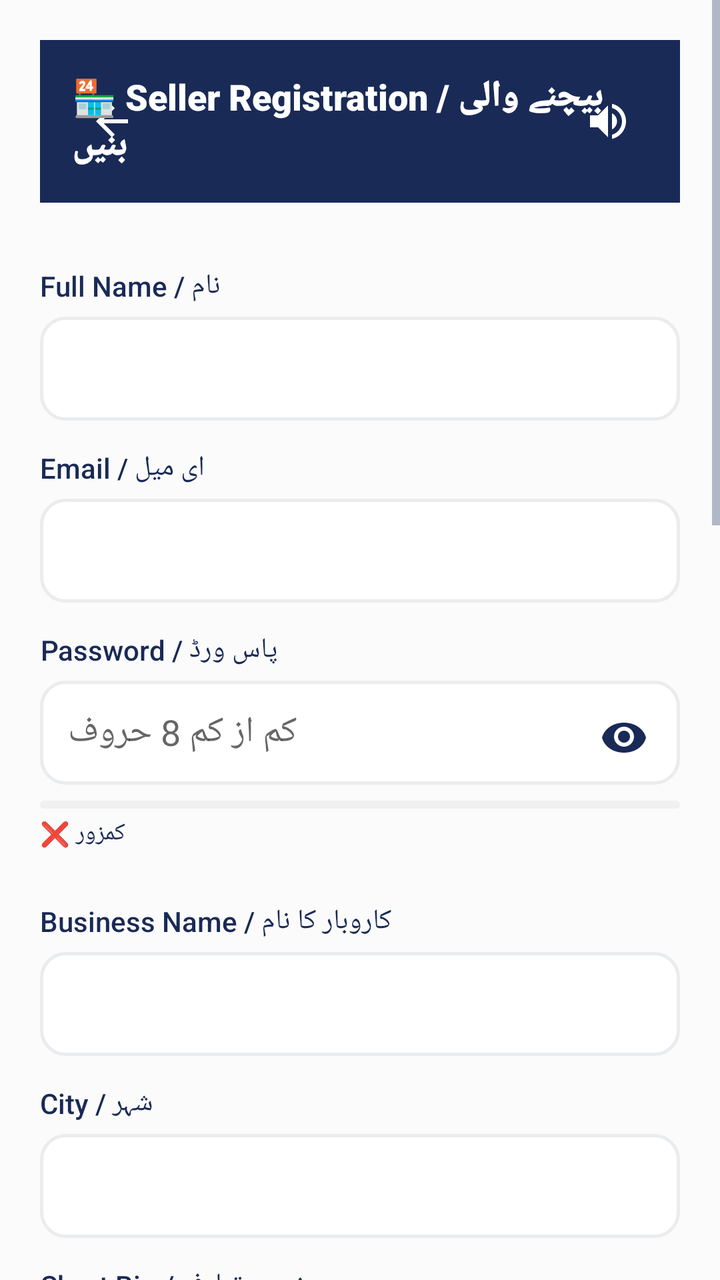
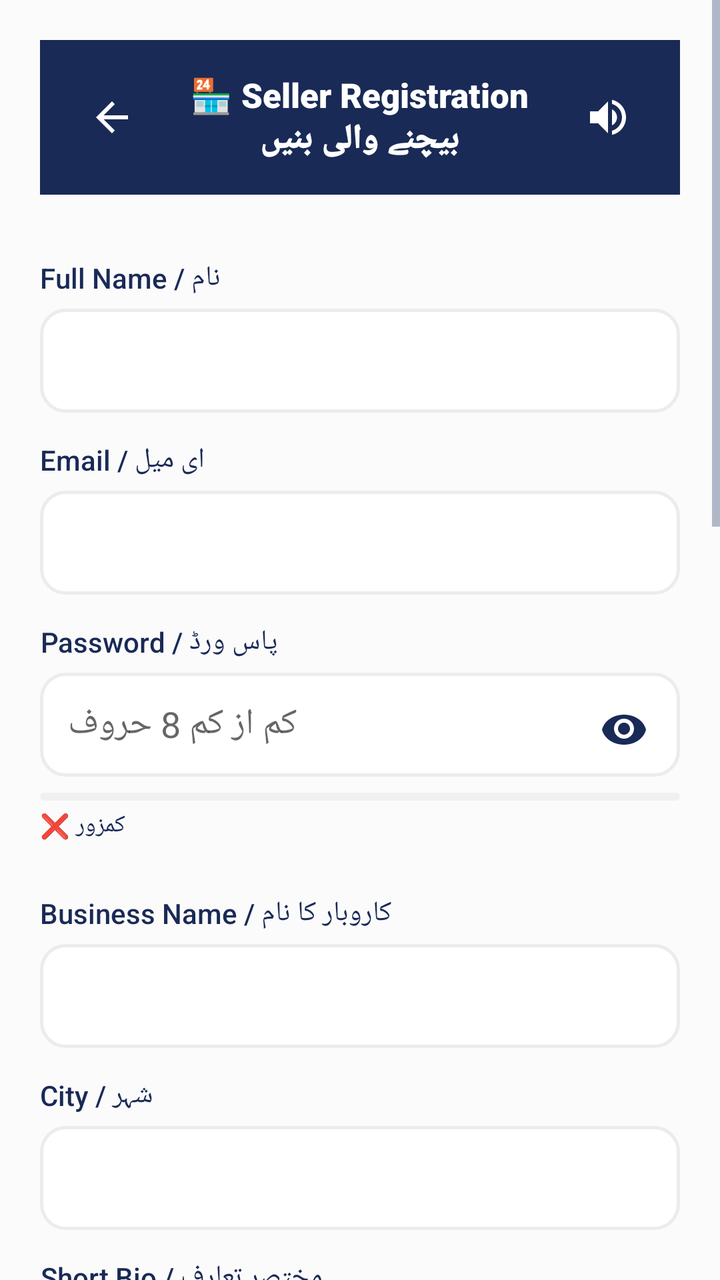

The first picture is an Android layout as it rendered before a commit; the second is the same layout after the commit. The layout source and the unified diff follow.
<!-- AndroidManifest.xml: application theme Theme.SheEmpower -->
<!-- res/layout/activity_seller_registration.xml -->
<?xml version="1.0" encoding="utf-8"?>
<ScrollView xmlns:android="http://schemas.android.com/apk/res/android"
    xmlns:app="http://schemas.android.com/apk/res-auto"
    android:layout_width="match_parent"
    android:layout_height="match_parent"
    android:background="@color/background">

    <LinearLayout
        android:layout_width="match_parent"
        android:layout_height="wrap_content"
        android:orientation="vertical"
        android:padding="20dp">

        
        <LinearLayout
            android:layout_width="match_parent"
            android:layout_height="wrap_content"
            android:background="#192A56"
            android:padding="16dp"
            android:orientation="vertical"
            android:layout_marginBottom="16dp">

            <RelativeLayout
                android:layout_width="match_parent"
                android:layout_height="wrap_content">

                <ImageButton
                    android:id="@+id/btnBack"
                    android:layout_width="40dp"
                    android:layout_height="40dp"
                    android:layout_alignParentStart="true"
                    android:layout_centerVertical="true"
                    android:background="?attr/selectableItemBackgroundBorderless"
                    android:src="@drawable/ic_arrow_back"
                    app:tint="#FFFFFF"
                    android:contentDescription="Back" />

                <TextView
                    android:layout_width="wrap_content"
                    android:layout_height="wrap_content"
                    android:layout_centerInParent="true"
                    android:text="🏪 Seller Registration / بیچنے والی بنیں"
                    android:textSize="18sp"
                    android:fontFamily="sans-serif-black"
                    android:textColor="#FFFFFF" />

                <ImageButton
                    android:id="@+id/btnSpeaker"
                    android:layout_width="40dp"
                    android:layout_height="40dp"
                    android:layout_alignParentEnd="true"
                    android:layout_centerVertical="true"
                    android:background="?attr/selectableItemBackgroundBorderless"
                    android:src="@drawable/ic_speaker"
                    app:tint="#FFFFFF"
                    android:contentDescription="Speaker" />
            </RelativeLayout>
        </LinearLayout>

        
        <TextView
            android:layout_width="wrap_content"
            android:layout_height="wrap_content"
            android:text="نام / Full Name"
            android:fontFamily="sans-serif-medium"
            android:textColor="@color/text_primary"
            android:layout_marginTop="16dp" />

        <com.google.android.material.textfield.TextInputEditText
            android:id="@+id/etSellerName"
            android:layout_width="match_parent"
            android:layout_height="52dp"
            android:padding="14dp"
            android:background="@drawable/bg_skeu_input"
            android:layout_marginTop="6dp" />

        
        <TextView
            android:layout_width="wrap_content"
            android:layout_height="wrap_content"
            android:text="ای میل / Email"
            android:fontFamily="sans-serif-medium"
            android:textColor="@color/text_primary"
            android:layout_marginTop="14dp" />

        <com.google.android.material.textfield.TextInputEditText
            android:id="@+id/etSellerEmail"
            android:layout_width="match_parent"
            android:layout_height="52dp"
            android:padding="14dp"
            android:background="@drawable/bg_skeu_input"
            android:layout_marginTop="6dp" />

        
        <TextView
            android:layout_width="wrap_content"
            android:layout_height="wrap_content"
            android:text="پاس ورڈ / Password"
            android:fontFamily="sans-serif-medium"
            android:textColor="@color/text_primary"
            android:layout_marginTop="14dp" />

        <FrameLayout
            android:layout_width="match_parent"
            android:layout_height="52dp"
            android:layout_marginTop="6dp"
            android:layout_marginBottom="8dp">

            <com.google.android.material.textfield.TextInputEditText
                android:id="@+id/etSellerPassword"
                android:layout_width="match_parent"
                android:layout_height="match_parent"
                android:inputType="textPassword"
                android:hint="کم از کم 8 حروف"
                android:padding="14dp"
                android:paddingEnd="45dp"
                android:background="@drawable/bg_skeu_input" />

            <ImageButton
                android:id="@+id/togglePasswordVisibility"
                android:layout_width="40dp"
                android:layout_height="40dp"
                android:layout_gravity="end|center_vertical"
                android:layout_marginEnd="8dp"
                android:background="?attr/selectableItemBackgroundBorderless"
                android:src="@drawable/ic_eye_closed"
                android:contentDescription="Toggle Password Visibility"
                android:scaleType="centerInside" />
        </FrameLayout>

        <ProgressBar
            android:id="@+id/passwordStrengthBar"
            android:layout_width="match_parent"
            android:layout_height="4dp"
            android:layout_marginBottom="4dp"
            android:progressDrawable="@drawable/progress_password_strength"
            style="@style/Widget.AppCompat.ProgressBar.Horizontal" />

        <TextView
            android:id="@+id/passwordStrengthText"
            android:layout_width="wrap_content"
            android:layout_height="wrap_content"
            android:text="کمزور ❌"
            android:textSize="12sp"
            android:fontFamily="sans-serif-medium"
            android:textColor="@color/primary"
            android:layout_marginBottom="12dp" />

        
        <TextView
            android:layout_width="wrap_content"
            android:layout_height="wrap_content"
            android:text="کاروبار کا نام / Business Name"
            android:fontFamily="sans-serif-medium"
            android:textColor="@color/text_primary"
            android:layout_marginTop="14dp" />

        <com.google.android.material.textfield.TextInputEditText
            android:id="@+id/etBusinessName"
            android:layout_width="match_parent"
            android:layout_height="52dp"
            android:padding="14dp"
            android:background="@drawable/bg_skeu_input"
            android:layout_marginTop="6dp" />

        
        <TextView
            android:layout_width="wrap_content"
            android:layout_height="wrap_content"
            android:text="شہر / City"
            android:fontFamily="sans-serif-medium"
            android:textColor="@color/text_primary"
            android:layout_marginTop="14dp" />

        <com.google.android.material.textfield.TextInputEditText
            android:id="@+id/etCity"
            android:layout_width="match_parent"
            android:layout_height="52dp"
            android:padding="14dp"
            android:background="@drawable/bg_skeu_input"
            android:layout_marginTop="6dp" />

        
        <TextView
            android:layout_width="wrap_content"
            android:layout_height="wrap_content"
            android:text="مختصر تعارف / Short Bio"
            android:fontFamily="sans-serif-medium"
            android:textColor="@color/text_primary"
            android:layout_marginTop="14dp" />

        <com.google.android.material.textfield.TextInputEditText
            android:id="@+id/etBio"
            android:layout_width="match_parent"
            android:layout_height="80dp"
            android:gravity="top"
            android:padding="14dp"
            android:background="@drawable/bg_skeu_input"
            android:layout_marginTop="6dp" />

        
        <TextView
            android:layout_width="wrap_content"
            android:layout_height="wrap_content"
            android:text="📱 واٹس ایپ نمبر / WhatsApp"
            android:fontFamily="sans-serif-bold"
            android:textColor="@color/text_primary"
            android:layout_marginTop="14dp" />

        <com.google.android.material.textfield.TextInputEditText
            android:id="@+id/etWhatsApp"
            android:layout_width="match_parent"
            android:layout_height="52dp"
            android:hint="923001234567"
            android:inputType="phone"
            android:padding="14dp"
            android:background="@drawable/bg_skeu_input"
            android:layout_marginTop="6dp" />

        <TextView
            android:id="@+id/tvWhatsAppHint"
            android:layout_width="match_parent"
            android:layout_height="wrap_content"
            android:textColor="@color/whatsapp_green"
            android:fontFamily="sans-serif-medium"
            android:textSize="12sp"
            android:layout_marginTop="6dp" />

        
        <TextView
            android:layout_width="wrap_content"
            android:layout_height="wrap_content"
            android:text="🛍️ زمرہ / Category"
            android:fontFamily="sans-serif-medium"
            android:textColor="@color/text_primary"
            android:layout_marginTop="14dp" />

        <TextView
            android:id="@+id/spinnerCategory"
            android:layout_width="match_parent"
            android:layout_height="52dp"
            android:background="@drawable/bg_skeu_input"
            android:gravity="center_vertical"
            android:padding="14dp"
            android:text="زمرہ منتخب کریں / Select Categories"
            android:textColor="@color/text_primary"
            android:textSize="14sp"
            android:layout_marginTop="6dp" />

        
        <TextView
            android:layout_width="wrap_content"
            android:layout_height="wrap_content"
            android:text="🙋‍♀️ آپ کتنے لوگوں کے لیے کام کر سکتی ہیں؟"
            android:fontFamily="sans-serif-bold"
            android:textColor="@color/text_primary"
            android:layout_marginTop="14dp" />

        <com.google.android.material.textfield.TextInputEditText
            android:id="@+id/etCapacity"
            android:layout_width="match_parent"
            android:layout_height="60dp"
            android:hint="مثال: 50 لوگوں تک کھانا بنا سکتی ہوں"
            android:padding="14dp"
            android:background="@drawable/bg_skeu_input"
            android:layout_marginTop="6dp" />

        
        <TextView
            android:id="@+id/tvDeliverLabel"
            android:layout_width="wrap_content"
            android:layout_height="wrap_content"
            android:fontFamily="sans-serif-bold"
            android:textColor="@color/text_primary"
            android:layout_marginTop="14dp" />

        <Spinner
            android:id="@+id/spinnerCanDeliver"
            android:layout_width="match_parent"
            android:layout_height="52dp"
            android:layout_marginTop="6dp" />

        
        <TextView
            android:layout_width="wrap_content"
            android:layout_height="wrap_content"
            android:text="📍 دکان / گھر کا مکمل پتہ (اگر آپ خود نہ جا سکیں تو خریدار کو یہی دکھایا جائے گا)"
            android:fontFamily="sans-serif-bold"
            android:textColor="@color/text_primary"
            android:layout_marginTop="14dp" />

        <com.google.android.material.textfield.TextInputEditText
            android:id="@+id/etShopAddress"
            android:layout_width="match_parent"
            android:layout_height="60dp"
            android:hint="مکمل پتہ لکھیں"
            android:padding="14dp"
            android:background="@drawable/bg_skeu_input"
            android:layout_marginTop="6dp" />

        
        <TextView
            android:layout_width="wrap_content"
            android:layout_height="wrap_content"
            android:text="📋 شناختی کارڈ (ضروری)"
            android:fontFamily="sans-serif-medium"
            android:textColor="@color/text_primary"
            android:layout_marginTop="16dp" />

        <Button
            android:id="@+id/btnPickCnic"
            android:layout_width="match_parent"
            android:layout_height="52dp"
            android:text="📷 تصویر اپلوڈ کریں"
            android:fontFamily="sans-serif-medium"
            android:background="@drawable/bg_skeu_button_cream"
            android:textColor="@color/text_primary"
            android:layout_marginTop="6dp" />

        <TextView
            android:id="@+id/tvCnicStatus"
            android:layout_width="match_parent"
            android:layout_height="wrap_content"
            android:textColor="@color/text_secondary"
            android:layout_marginTop="4dp" />

        
        <TextView
            android:layout_width="wrap_content"
            android:layout_height="wrap_content"
            android:text="🎙️ آواز کا تعارف (اختیاری)"
            android:fontFamily="sans-serif-medium"
            android:textColor="@color/text_primary"
            android:layout_marginTop="14dp" />

        <LinearLayout
            android:layout_width="match_parent"
            android:layout_height="wrap_content"
            android:orientation="horizontal"
            android:layout_marginTop="6dp">

            <Button
                android:id="@+id/btnRecord"
                android:layout_width="0dp"
                android:layout_height="52dp"
                android:layout_weight="1"
                android:text="🎙 ریکارڈ کریں"
                android:fontFamily="sans-serif-medium"
                android:textSize="12sp"
                android:background="@drawable/bg_skeu_button_primary"
                android:textColor="#FFFFFF" />

            <Button
                android:id="@+id/btnPickAudio"
                android:layout_width="0dp"
                android:layout_height="52dp"
                android:layout_weight="1"
                android:layout_marginStart="8dp"
                android:text="📁 اپلوڈ"
                android:fontFamily="sans-serif-medium"
                android:textSize="12sp"
                android:background="@drawable/bg_skeu_button_cream"
                android:textColor="@color/text_primary" />
        </LinearLayout>

        <TextView
            android:id="@+id/tvVoiceStatus"
            android:layout_width="match_parent"
            android:layout_height="wrap_content"
            android:textColor="@color/text_secondary"
            android:layout_marginTop="4dp"
            android:layout_marginBottom="20dp" />

        
        <Button
            android:id="@+id/btnSellerRegister"
            android:layout_width="match_parent"
            android:layout_height="58dp"
            android:text="🚀 رجسٹریشن جمع کروائیں"
            android:fontFamily="sans-serif-medium"
            android:background="@drawable/bg_skeu_button_primary"
            android:textColor="#FFFFFF" />

    </LinearLayout>
</ScrollView>
<!-- resources referenced by this layout -->
<resources>
  <color name="background">#FCFBFB</color>
  <color name="primary">#192A56</color>
  kkkkkkkkk
  <color name="text_primary">#192A56</color>
  <color name="text_secondary">#6B7A99</color>
  <color name="whatsapp_green">#25D366</color>
  <!-- drawable bg_skeu_button_cream (drawable) -->
  <?xml version="1.0" encoding="utf-8"?>
  <shape xmlns:android="http://schemas.android.com/apk/res/android"
      android:shape="rectangle">
      <solid android:color="@color/pearl_white" />
      <corners android:radius="12dp" />
      <stroke android:color="@color/champagne" android:width="1dp" />
  </shape>
  <!-- drawable bg_skeu_button_primary (drawable) -->
  <?xml version="1.0" encoding="utf-8"?>
  <shape xmlns:android="http://schemas.android.com/apk/res/android"
      android:shape="rectangle">
      <solid android:color="@color/midnight_navy" />
      <corners android:radius="12dp" />
  </shape>
  <!-- drawable bg_skeu_input (drawable) -->
  <?xml version="1.0" encoding="utf-8"?>
  <shape xmlns:android="http://schemas.android.com/apk/res/android"
      android:shape="rectangle">
      <solid android:color="@color/white" />
      <corners android:radius="12dp" />
      <stroke android:color="@color/card_border" android:width="1.5dp" />
  </shape>
  <!-- drawable ic_arrow_back (drawable) -->
  <?xml version="1.0" encoding="utf-8"?>
  <vector xmlns:android="http://schemas.android.com/apk/res/android"
      android:width="24dp"
      android:height="24dp"
      android:viewportWidth="24"
      android:viewportHeight="24">
      <path
          android:fillColor="#FFFFFF"
          android:pathData="M20,11H7.83l5.59-5.59L12,4l-8,8l8,8l1.41-1.41L7.83,13H20v-2z"/>
  </vector>
  <!-- drawable ic_speaker (drawable) -->
  <?xml version="1.0" encoding="utf-8"?>
  <vector xmlns:android="http://schemas.android.com/apk/res/android"
      android:width="24dp"
      android:height="24dp"
      android:viewportWidth="24"
      android:viewportHeight="24">
      <path
          android:fillColor="#FFFFFF"
          android:pathData="M3,9v6h4l5,5V4L7,9H3zm13.5,3c0-1.77-1.02-3.29-2.5-4.03v8.05c1.48-0.73,2.5-2.25,2.5-4.02zM14,3.23v2.06c2.89,0.86,5,3.54,5,6.71s-2.11,5.85-5,6.71v2.06c4.01-0.91,7-4.49,7-8.77s-2.99-7.86-7-8.77z"/>
  </vector>
  <!-- drawable progress_password_strength (drawable) -->
  <?xml version="1.0" encoding="utf-8"?>
  <layer-list xmlns:android="http://schemas.android.com/apk/res/android">
      
      <item android:id="@android:id/background">
          <shape android:shape="rectangle">
              <solid android:color="#F0F0F0" />
              <corners android:radius="2dp" />
          </shape>
      </item>
  
      
      <item android:id="@android:id/progress">
          <clip>
              <shape android:shape="rectangle">
                  <solid android:color="#192A56" />
                  <corners android:radius="2dp" />
              </shape>
          </clip>
      </item>
  </layer-list>
  <style name="Theme.SheEmpower" parent="Theme.AppCompat.Light.NoActionBar">
          <item name="colorPrimary">@color/primary</item>
          <item name="colorPrimaryDark">@color/primary_dark</item>
          <item name="colorAccent">@color/accent</item>
          <item name="android:windowBackground">@color/background</item>
          <item name="android:colorBackground">@color/background</item>
          <item name="android:textColorPrimary">@color/text_primary</item>
          <item name="android:textColorSecondary">@color/text_secondary</item>
          <item name="android:statusBarColor">@color/primary_dark</item>
      </style>
  <color name="pearl_white">#FCFBFB</color>
  <color name="champagne">#F7D794</color>
  <color name="midnight_navy">#192A56</color>
  <color name="white">#FFFFFF</color>
  <color name="card_border">#EAECEE</color>
  <color name="primary_dark">#0F1B3D</color>
  <color name="accent">#F7D794</color>
  <!-- unchanged entries left out for length: 1 -->
</resources>

<!-- the commit's change to res/layout/activity_seller_registration.xml (unified diff, before → after) -->
@@ -39,8 +39,9 @@
                     android:layout_width="wrap_content"
                     android:layout_height="wrap_content"
                     android:layout_centerInParent="true"
-                    android:text="🏪 Seller Registration / بیچنے والی بنیں"
-                    android:textSize="18sp"
+                    android:text="🏪 Seller Registration\nبیچنے والی بنیں"
+                    android:textSize="17sp"
+                    android:gravity="center"
                     android:fontFamily="sans-serif-black"
                     android:textColor="#FFFFFF" />
 
